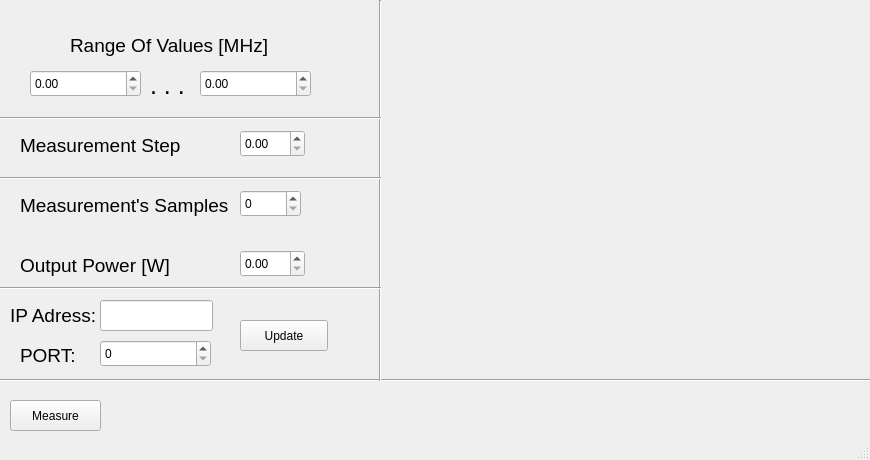
DnevnnoiSon/S2VNA_CONTROL, file mainwindow.ui: the form before one commit.
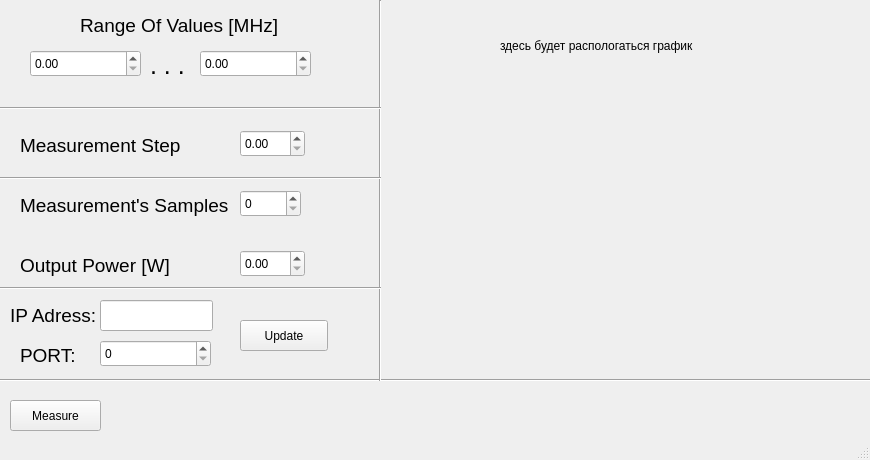
The form after the commit.

Patch:
```diff
--- a/mainwindow.ui
+++ b/mainwindow.ui
@@ -80,8 +80,8 @@
    <widget class="QLabel" name="label">
     <property name="geometry">
      <rect>
-      <x>70</x>
-      <y>30</y>
+      <x>80</x>
+      <y>10</y>
       <width>201</width>
       <height>31</height>
      </rect>
@@ -99,7 +99,7 @@
     <property name="geometry">
      <rect>
       <x>0</x>
-      <y>110</y>
+      <y>100</y>
       <width>381</width>
       <height>16</height>
      </rect>
@@ -112,7 +112,7 @@
     <property name="geometry">
      <rect>
       <x>150</x>
-      <y>70</y>
+      <y>50</y>
       <width>41</width>
       <height>31</height>
      </rect>
@@ -148,7 +148,7 @@
     <property name="geometry">
      <rect>
       <x>30</x>
-      <y>70</y>
+      <y>50</y>
       <width>111</width>
       <height>27</height>
      </rect>
@@ -240,7 +240,7 @@
     <property name="geometry">
      <rect>
       <x>200</x>
-      <y>70</y>
+      <y>50</y>
       <width>111</width>
       <height>27</height>
      </rect>
@@ -324,6 +324,19 @@
      <number>65536</number>
     </property>
    </widget>
+   <widget class="QLabel" name="label_8">
+    <property name="geometry">
+     <rect>
+      <x>500</x>
+      <y>30</y>
+      <width>241</width>
+      <height>31</height>
+     </rect>
+    </property>
+    <property name="text">
+     <string>здесь будет распологаться график</string>
+    </property>
+   </widget>
   </widget>
   <widget class="QStatusBar" name="statusbar"/>
  </widget>
```
